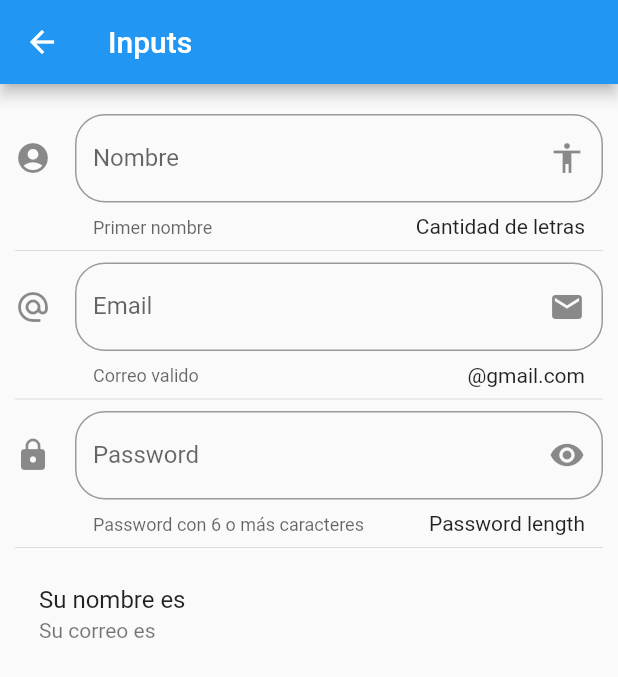
After one commit to MegalLink/Curso-flutter-introductorio, a Flutter app: the InputsPage screen opened by its route, on a phone screen of 412 x 824 dp. The commit adds this screen. Shown: the top 677 px of the screen. Run offline on Flutter 3.47's test engine with Material 2 defaults, Android fonts, the light colour scheme and no system bars; network calls fail.

Commit message:
Using basic Inputs and capturing data

```diff
--- /dev/null
+++ b/lib/src/pages/inputs_page.dart
@@ -0,0 +1,115 @@
+import 'package:flutter/material.dart';
+
+class InputsPage extends StatefulWidget {
+  @override
+  _InputsPageState createState() => _InputsPageState();
+}
+
+class _InputsPageState extends State<InputsPage> {
+  String _nombre = '';
+  String _email = '';
+  String _password = '';
+  bool _visiblePassword = false;
+  @override
+  Widget build(BuildContext context) {
+    return Scaffold(
+      appBar: AppBar(
+        title: Text('Inputs'),
+      ),
+      body: ListView(
+        padding: EdgeInsets.symmetric(horizontal: 10.0, vertical: 20.0),
+        children: [
+          _crearTextInput(),
+          Divider(),
+          _crearEmailInput(),
+          Divider(),
+          _crearPasswordInput(),
+          Divider(),
+          _crearPersona()
+        ],
+      ),
+    );
+  }
+
+  Widget _crearTextInput() {
+    return TextField(
+      // autofocus: true,
+      textCapitalization: TextCapitalization.sentences,
+      decoration: InputDecoration(
+          border: OutlineInputBorder(borderRadius: BorderRadius.circular(20.0)),
+          counter: Text('Cantidad de letras'),
+          hintText: 'Nombre de la persona',
+          labelText: 'Nombre',
+          helperText: 'Primer nombre',
+          suffixIcon: Icon(Icons.accessibility),
+          icon: Icon(Icons.account_circle)),
+      onChanged: (valor) {
+        setState(() {
+          _nombre = valor;
+        });
+      },
+    );
+  }
+
+  Widget _crearEmailInput() {
+    return TextField(
+      // autofocus: true,
+      textCapitalization: TextCapitalization.sentences,
+      keyboardType: TextInputType.emailAddress,
+      decoration: InputDecoration(
+          border: OutlineInputBorder(borderRadius: BorderRadius.circular(20.0)),
+          counter: Text('@gmail.com'),
+          hintText: 'Ingrese su email',
+          labelText: 'Email',
+          helperText: 'Correo valido',
+          suffixIcon: Icon(Icons.email),
+          icon: Icon(Icons.alternate_email)),
+      onChanged: (valor) {
+        setState(() {
+          _email = valor;
+        });
+      },
+    );
+  }
+
+  Widget _crearPasswordInput() {
+    return TextField(
+      // autofocus: true,
+      obscureText: _visiblePassword,
+      textCapitalization: TextCapitalization.sentences,
+      decoration: InputDecoration(
+          border: OutlineInputBorder(borderRadius: BorderRadius.circular(20.0)),
+          counter: Text('Password length'),
+          hintText: 'Password',
+          labelText: 'Password',
+          helperText: 'Password con 6 o más caracteres',
+          suffixIcon: IconButton(
+            icon: _setPasswordIcon(),
+            onPressed: () {
+              setState(() {
+                _visiblePassword = !_visiblePassword;
+              });
+            },
+          ),
+          icon: Icon(Icons.lock)),
+      onChanged: (valor) {
+        setState(() {
+          _password = valor;
+        });
+      },
+    );
+  }
+
+  Widget _setPasswordIcon() {
+    return _visiblePassword
+        ? Icon(Icons.visibility_off)
+        : Icon(Icons.visibility);
+  }
+
+  Widget _crearPersona() {
+    return ListTile(
+      title: Text('Su nombre es $_nombre'),
+      subtitle: Text('Su correo es $_email'),
+    );
+  }
+}
--- a/lib/src/routes/routes.dart
+++ b/lib/src/routes/routes.dart
@@ -1,7 +1,10 @@
 import 'package:contador_app/src/pages/alert_page.dart';
 import 'package:contador_app/src/pages/avatar_page.dart';
 import 'package:contador_app/src/pages/card_page.dart';
+import 'package:contador_app/src/pages/contador_page.dart';
 import 'package:contador_app/src/pages/home_page.dart';
+import 'package:contador_app/src/pages/inputs_page.dart';
+import 'package:contador_app/src/pages/listview_page.dart';
 import 'package:flutter/material.dart';
 
 Map<String, WidgetBuilder> getAppRoutes(BuildContext context) {
@@ -10,5 +13,8 @@ Map<String, WidgetBuilder> getAppRoutes(BuildContext context) {
     'alert': (context) => AlertPage(),
     'avatar': (context) => AvatarPage(),
     'card': (context) => CardPage(),
+    'list-view': (context) => ListViewPage(),
+    'contador': (context) => ContadorPage(),
+    'inputs': (context) => InputsPage(),
   };
 }
--- a/lib/src/utils/icono_string_utils.dart
+++ b/lib/src/utils/icono_string_utils.dart
@@ -4,6 +4,9 @@ final _icons = <String, IconData>{
   'add_alert': Icons.add_alert,
   'accessibility': Icons.accessibility,
   'folder_open': Icons.folder_open,
+  'list': Icons.list,
+  'counter': Icons.lock_clock,
+  'input': Icons.input
 };
 Icon getIcon(String nombre) {
   return Icon(
```
Also changed, not shown: assets/data/menu_opts.json (+16 -0 lines), lib/src/pages/avatar_page.dart (+33 -6 lines).
